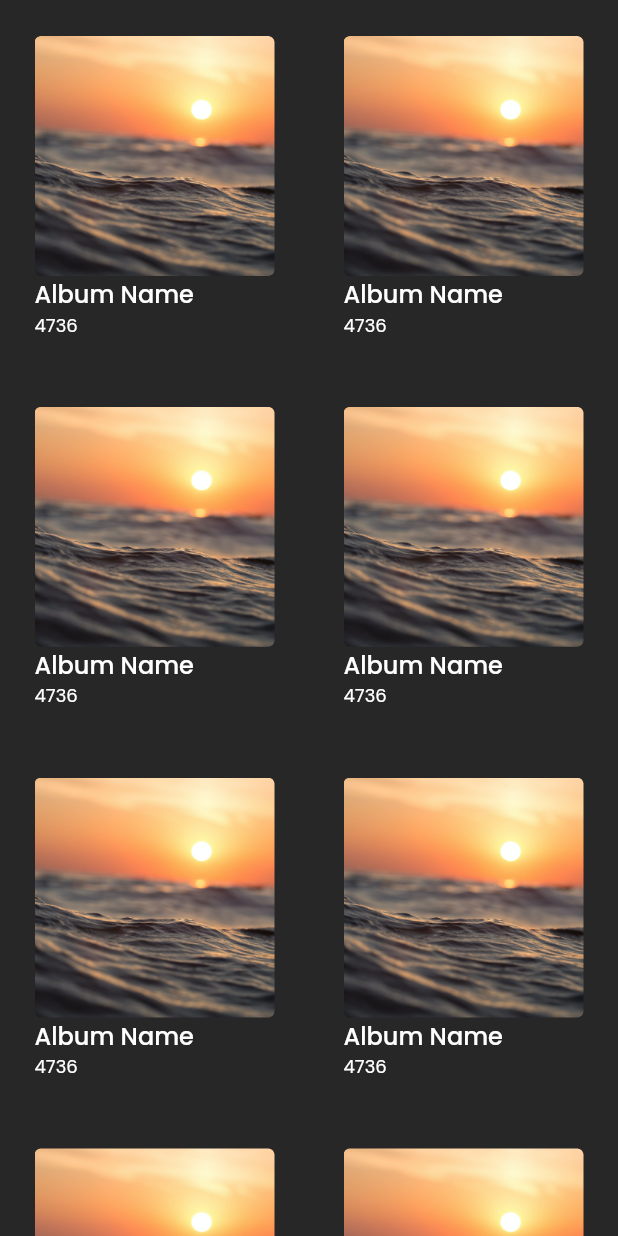
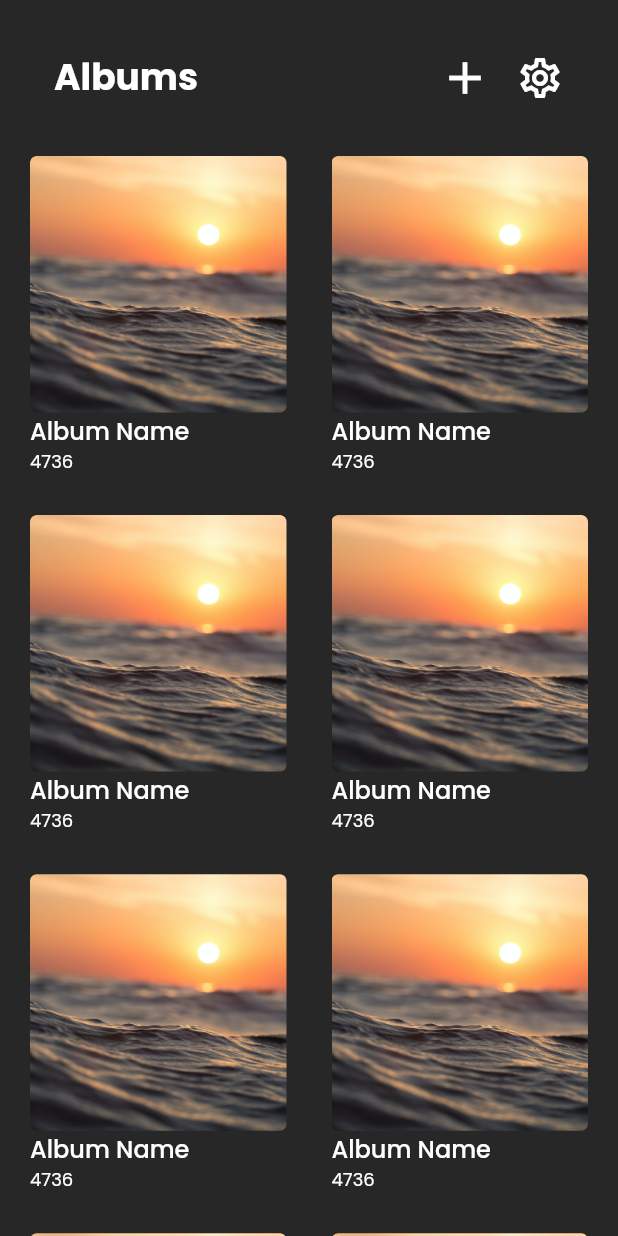
Before and after one commit to ardhanurfan/Gen-S, a Flutter app: the GalleryPage screen opened directly, on a phone screen of 412 x 824 dp. Run offline on Flutter 3.47's test engine with Material 2 defaults, Android fonts, the phone set to English and light mode, and no system bars; our stand-ins replace google_fonts.

Commit message:
update home, gallery, detail gallery

```diff
--- a/lib/pages/pages_user/gallery_page.dart
+++ b/lib/pages/pages_user/gallery_page.dart
@@ -1,17 +1,55 @@
 import 'package:flutter/material.dart';
 import 'package:music_player/pages/pages_user/detail_gallery_page.dart';
-import 'package:music_player/pages/pages_user/empty_album_page.dart';
 import 'package:music_player/shared/theme.dart';
-import 'package:music_player/widgets/custom_button.dart';
 
 class GalleryPage extends StatelessWidget {
   const GalleryPage({super.key});
 
   @override
   Widget build(BuildContext context) {
+    Widget header() {
+      return SliverPadding(
+        padding:
+            EdgeInsets.only(right: defaultMargin, left: defaultMargin, top: 24),
+        sliver: SliverAppBar(
+          stretch: true,
+          elevation: 0,
+          automaticallyImplyLeading: false,
+          titleSpacing: 0,
+          title: Row(
+            mainAxisAlignment: MainAxisAlignment.spaceBetween,
+            children: [
+              Text(
+                "Albums",
+                style:
+                    primaryColorText.copyWith(fontSize: 24, fontWeight: bold),
+              ),
+              Row(
+                children: [
+                  Icon(
+                    Icons.add,
+                    size: 36,
+                    color: primaryColor,
+                  ),
+                  const SizedBox(width: 16),
+                  Icon(
+                    Icons.settings_outlined,
+                    size: 32,
+                    color: primaryColor,
+                  )
+                ],
+              ),
+            ],
+          ),
+          backgroundColor: backgroundColor,
+          floating: true,
+          snap: true,
+        ),
+      );
+    }
+
     Widget albumGrid() {
-      return Center(
-        child: Column(
+      return Column(
         crossAxisAlignment: CrossAxisAlignment.start,
         children: [
           GestureDetector(
@@ -25,36 +63,29 @@ class GalleryPage extends StatelessWidget {
               borderRadius: BorderRadius.circular(4),
               child: Image.asset(
                 "assets/ex_gallery.png",
-                  width: 160,
-                  height: 160,
+                // width: 160,
+                // height: 160,
               ),
             ),
           ),
-            Column(
-              crossAxisAlignment: CrossAxisAlignment.start,
-              children: [
           Text(
             "Album Name",
-                  style: primaryColorText.copyWith(
-                      fontSize: 16, fontWeight: medium),
+            style: primaryColorText.copyWith(fontSize: 16, fontWeight: medium),
           ),
           Text(
             "4736",
             style: primaryColorText.copyWith(fontSize: 12),
-                )
-              ],
           ),
         ],
-        ),
       );
     }
 
     Widget content() {
-      return Expanded(
-        child: GridView(
-          padding: const EdgeInsets.only(top: 24, bottom: 100),
+      return GridView(
+        padding:
+            const EdgeInsets.only(top: 24, bottom: 100, left: 20, right: 20),
         gridDelegate: const SliverGridDelegateWithFixedCrossAxisCount(
-              crossAxisCount: 2, childAspectRatio: 1 / 1.2),
+            crossAxisCount: 2, childAspectRatio: 1 / 1.4, crossAxisSpacing: 30),
         children: [
           albumGrid(),
           albumGrid(),
@@ -65,11 +96,21 @@ class GalleryPage extends StatelessWidget {
           albumGrid(),
           albumGrid()
         ],
-        ),
       );
     }
 
     return Scaffold(
-        backgroundColor: backgroundColor, body: SafeArea(child: content()));
+        backgroundColor: backgroundColor,
+        body: SafeArea(
+          child: NestedScrollView(
+            floatHeaderSlivers: true,
+            headerSliverBuilder: (context, innerBoxIsScrolled) {
+              return [
+                header(),
+              ];
+            },
+            body: content(),
+          ),
+        ));
   }
 }
--- a/lib/pages/pages_user/home_page.dart
+++ b/lib/pages/pages_user/home_page.dart
@@ -57,9 +57,8 @@ class HomePage extends StatelessWidget {
               children: const [
                 HomePageNav(title: 'Suggested', index: 0, width: 66),
                 SizedBox(width: 24),
-                HomePageNav(title: 'Songs', index: 1, width: 38),
+                HomePageNav(title: 'Audios', index: 1, width: 38),
                 SizedBox(width: 24),
-                HomePageNav(title: 'Albums', index: 2, width: 47),
               ],
             ),
             Visibility(
@@ -88,8 +87,6 @@ class HomePage extends StatelessWidget {
           return const SuggestedHomeContent();
         case 1:
           return const SongsHomeContent();
-        case 2:
-          return const AlbumsHomeContent();
 
         default:
           return const SuggestedHomeContent();
--- a/lib/widgets/music_suggested_tile.dart
+++ b/lib/widgets/audio_suggested_tile.dart
@@ -2,8 +2,8 @@ import 'package:flutter/material.dart';
 
 import '../shared/theme.dart';
 
-class MusicSuggestedTile extends StatelessWidget {
-  const MusicSuggestedTile({
+class AudioSuggestedTile extends StatelessWidget {
+  const AudioSuggestedTile({
     Key? key,
   }) : super(key: key);
 
--- a/lib/widgets/song_tile.dart
+++ b/lib/widgets/audio_tile.dart
@@ -2,11 +2,11 @@ import 'package:flutter/material.dart';
 
 import '../shared/theme.dart';
 
-class SongTile extends StatelessWidget {
+class AudioTile extends StatelessWidget {
   final bool isHome;
   final bool isMostPlayed;
   final bool isSearch;
-  const SongTile({
+  const AudioTile({
     this.isHome = false,
     this.isMostPlayed = false,
     this.isSearch = false,
```
Also changed, not shown: lib/pages/pages_user/audios_home_content.dart (renamed from lib/pages/pages_user/songs_home_content.dart, +8 -8 lines), lib/pages/pages_user/detail_gallery_page.dart (+99 -17 lines), lib/pages/pages_user/most_played_page.dart (+11 -11 lines), lib/pages/pages_user/recently_played_page.dart (+12 -12 lines), lib/pages/pages_user/search_page.dart (+18 -21 lines), lib/pages/pages_user/suggested_home_content.dart (+11 -35 lines), assets/ex_gallery1.png (added), assets/ex_gallery2.png (added). Lines whose indentation alone changed are shown as unchanged.
